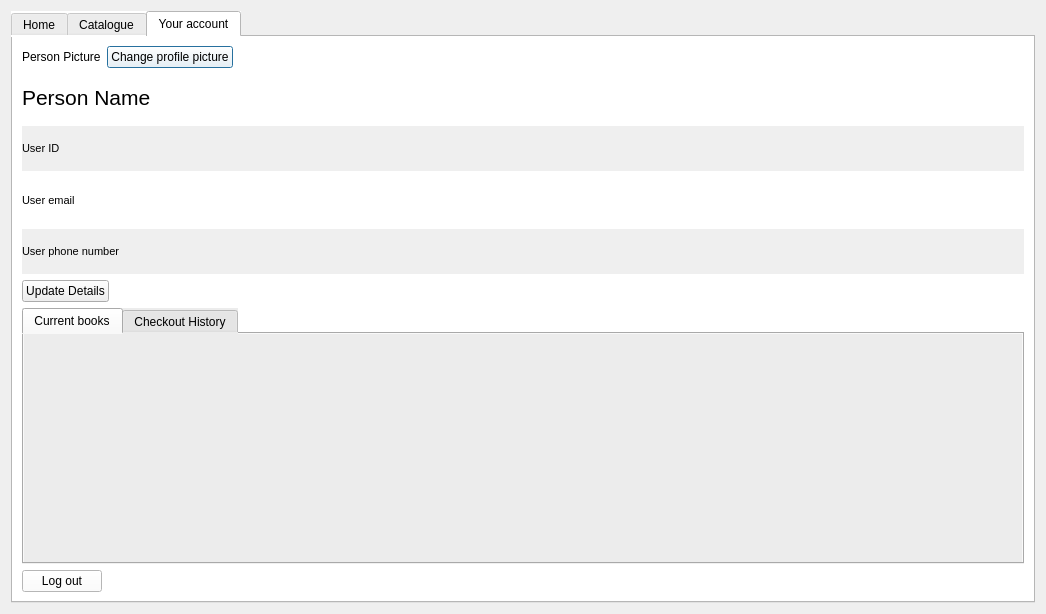
The window that NewWindowChur/catalogue.ui (jandrealyn/LibraryQtSystem) describes before a commit, drawn with Qt 5.
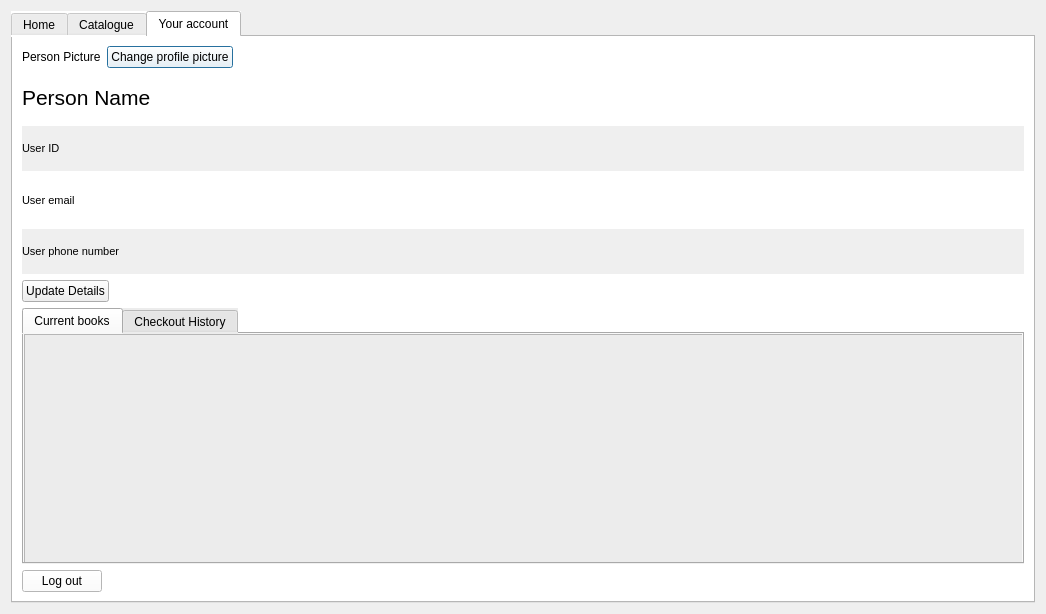
The same window after the commit. The open tabs and pages were chosen to show the change. Icons and pictures are not drawn.

Patch:
```diff
--- a/NewWindowChur/catalogue.ui
+++ b/NewWindowChur/catalogue.ui
@@ -259,6 +259,16 @@
           <attribute name="title">
            <string>Current books</string>
           </attribute>
+          <widget class="QTableWidget" name="tableWidget">
+           <property name="geometry">
+            <rect>
+             <x>0</x>
+             <y>0</y>
+             <width>1001</width>
+             <height>231</height>
+            </rect>
+           </property>
+          </widget>
          </widget>
          <widget class="QWidget" name="tab_2">
           <attribute name="title">
```
Left out of the diff: 2 changed lines with no effect on the pictures.
